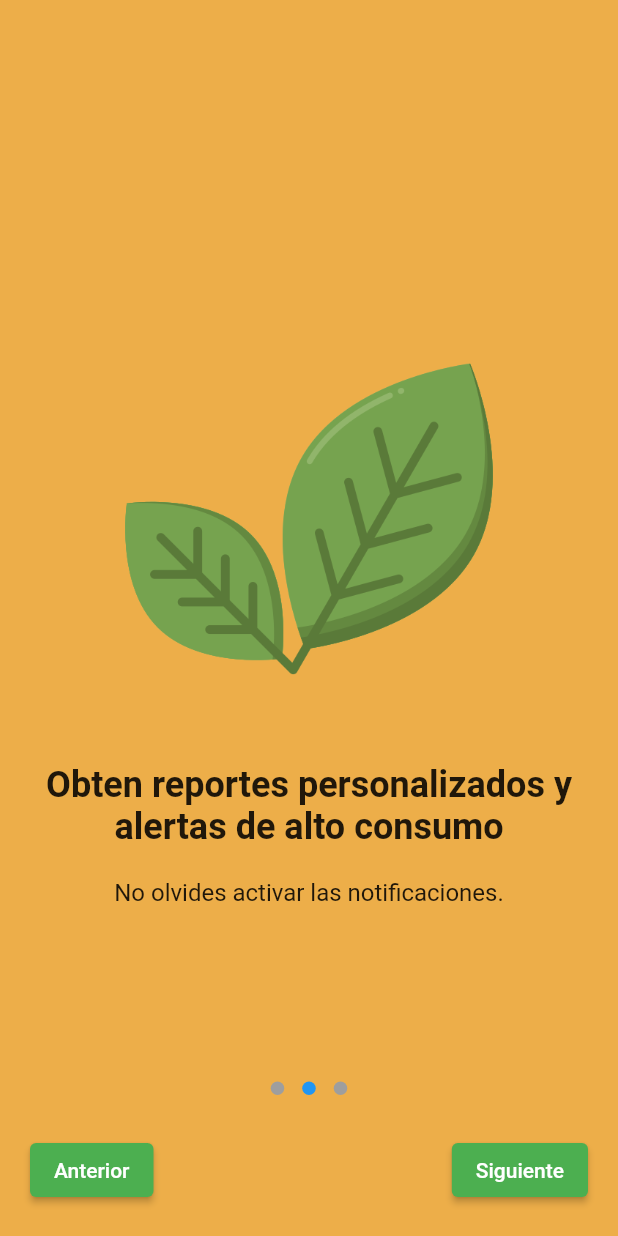
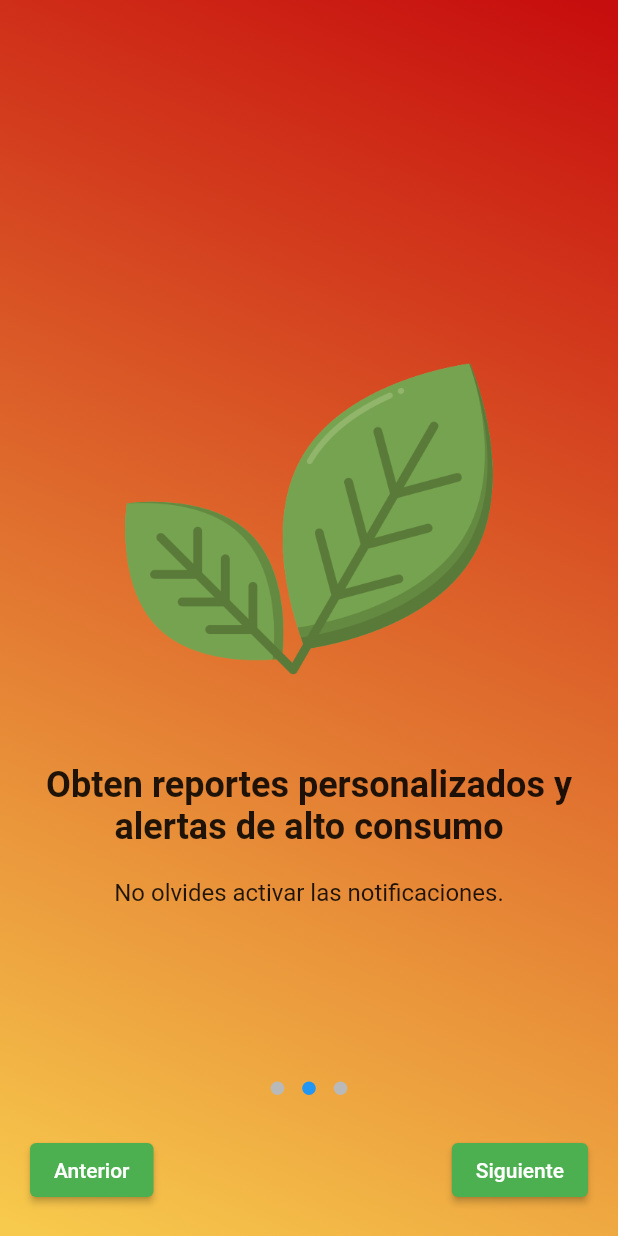
Before and after one commit to JocelynVelarde/Resourcify, a Flutter app: the screen it shows after launch, swiped to page 2, on a phone screen of 412 x 824 dp. Run offline on Flutter 3.47's test engine with Material 2 defaults, Android fonts, the phone set to English and light mode, and no system bars; drawn by our look-alikes of dots_indicator; our stand-ins replace firebase_auth, firebase_core, percent_indicator; missing offline and left inert: draw_graph; accounts and stored records are empty.

Commit message:
onboarding gradient

```diff
--- a/lib/community.dart
+++ b/lib/community.dart
@@ -70,6 +70,7 @@ class _CommunityPageState extends State<CommunityPage> {
               crossAxisAlignment: CrossAxisAlignment.start,
               children: [
                 ListView(
+                  physics: const NeverScrollableScrollPhysics(),
                   padding: EdgeInsets.fromLTRB(0, 8, 0, 44),
                   shrinkWrap: true,
                   scrollDirection: Axis.vertical,
@@ -101,7 +102,7 @@ class _CommunityPageState extends State<CommunityPage> {
                                 child: ClipRRect(
                                   borderRadius: BorderRadius.circular(6),
                                   child: Image.network(
-                                    'https://images.pexels.com/photos/45072/pexels-photo-45072.jpeg',
+                                    'https://images.pexels.com/photos/2131539/pexels-photo-2131539.jpeg?auto=compress&cs=tinysrgb&w=1260&h=750&dpr=1',
                                     width: double.infinity,
                                     height: 150,
                                     fit: BoxFit.cover,
--- a/lib/loginregister.dart
+++ b/lib/loginregister.dart
@@ -1,7 +1,6 @@
 import 'package:flutter/material.dart';
 import 'package:firebase_auth/firebase_auth.dart';
 import 'auth.dart';
-import 'home.dart';
 
 class LoginPage extends StatefulWidget {
   const LoginPage({Key? key}) : super(key: key);
--- a/lib/onboarding.dart
+++ b/lib/onboarding.dart
@@ -34,9 +34,17 @@ class _OnboardingScreenState extends State<OnboardingScreen> {
 
   @override
   Widget build(BuildContext context) {
-    return Scaffold(
-
-      backgroundColor: const Color(0xFFEDAE49),
+    return Container(
+      decoration: const BoxDecoration(
+        gradient: LinearGradient(
+            colors: [Color.fromARGB(255, 199, 14, 14), Color.fromARGB(255, 247, 201, 76)],
+            stops: [0, 1],
+            begin: AlignmentDirectional(0.87, -1),
+            end: AlignmentDirectional(-0.87, 1),
+        ),
+      ),
+      child: Scaffold(
+        backgroundColor: Colors.transparent,
         body: Stack(
           children: [
             PageView.builder(
@@ -61,7 +69,7 @@ class _OnboardingScreenState extends State<OnboardingScreen> {
                     dotsCount: _onboardingItems.length, // Cantidad de puntos igual a la cantidad de elementos en _onboardingItems
                     position: _currentPage, // Posición actual
                     decorator: const DotsDecorator(
-                    color: Colors.grey, // Color de los puntos inactivos
+                      color: Color.fromARGB(255, 185, 185, 185), // Color de los puntos inactivos
                       activeColor: Colors.blue, // Color del punto activo
                     ),
                   ),
@@ -93,6 +101,7 @@ class _OnboardingScreenState extends State<OnboardingScreen> {
                           }
                         },
                         child: Text(_currentPage == _onboardingItems.length - 1 ? 'Comenzar' : 'Siguiente'),
+                        //
                       ),
                     ],
                   ),
@@ -100,6 +109,7 @@ class _OnboardingScreenState extends State<OnboardingScreen> {
               ),
             ),
           ],
+        ),
       ),
     );
   }
```
Lines whose indentation alone changed are shown as unchanged.
